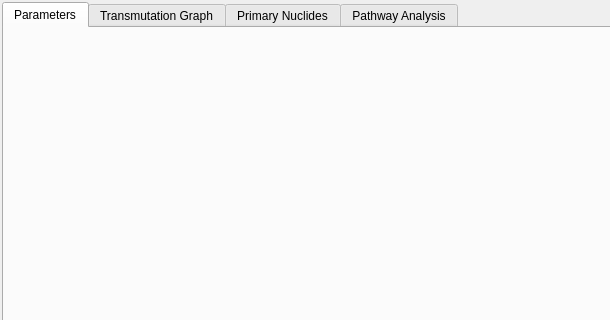
Qt form iterui/ui/ShowResultDlg.ui (theysp/FDSNMH_GUI) before a commit; both pictures show x 0 to 610 and y 0 to 320 of the 900 by 700 pixel window.
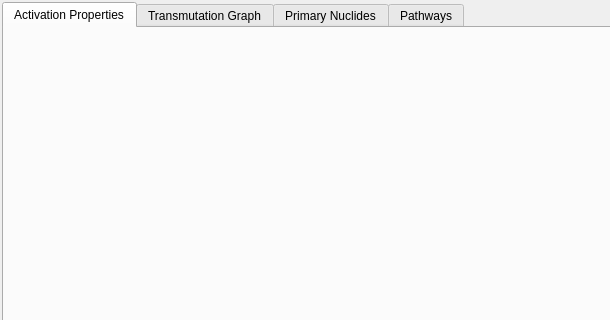
The same form after that commit. Custom widgets are drawn as their Qt base class.

```diff
--- a/iterui/ui/ShowResultDlg.ui
+++ b/iterui/ui/ShowResultDlg.ui
@@ -39,7 +39,7 @@
      </property>
      <widget class="WidgetParam" name="Parameters">
       <attribute name="title">
-       <string>Parameters</string>
+       <string>Activation Properties</string>
       </attribute>
       <layout class="QVBoxLayout" name="verticalLayout_2">
        <property name="spacing">
@@ -71,7 +71,7 @@
      </widget>
      <widget class="WidgetPathway" name="PathwayAnalysis">
       <attribute name="title">
-       <string>Pathway Analysis</string>
+       <string>Pathways</string>
       </attribute>
      </widget>
     </widget>
```
